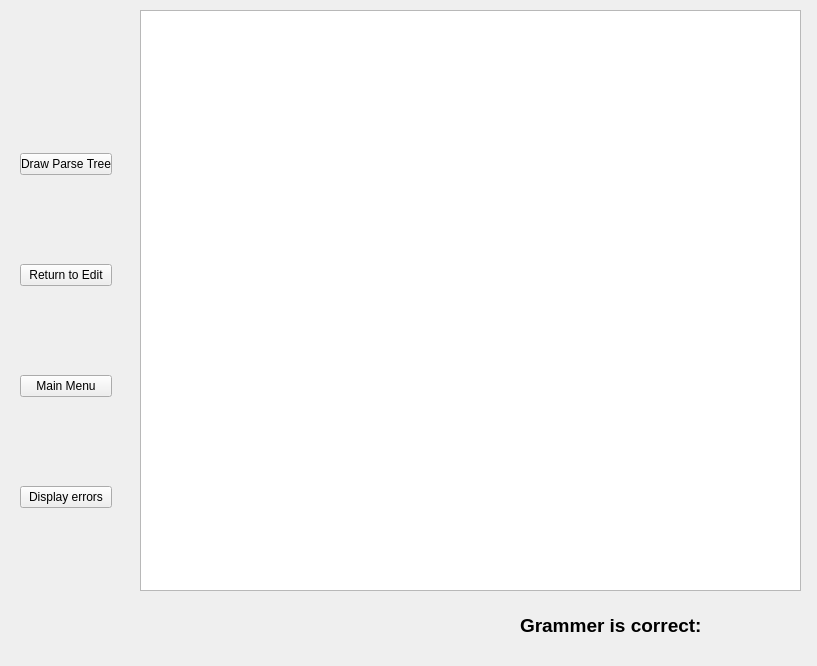
Qt form SCFTL/compiler.ui (Ahmedkhalifa1999/TINY-Parser) before a commit.
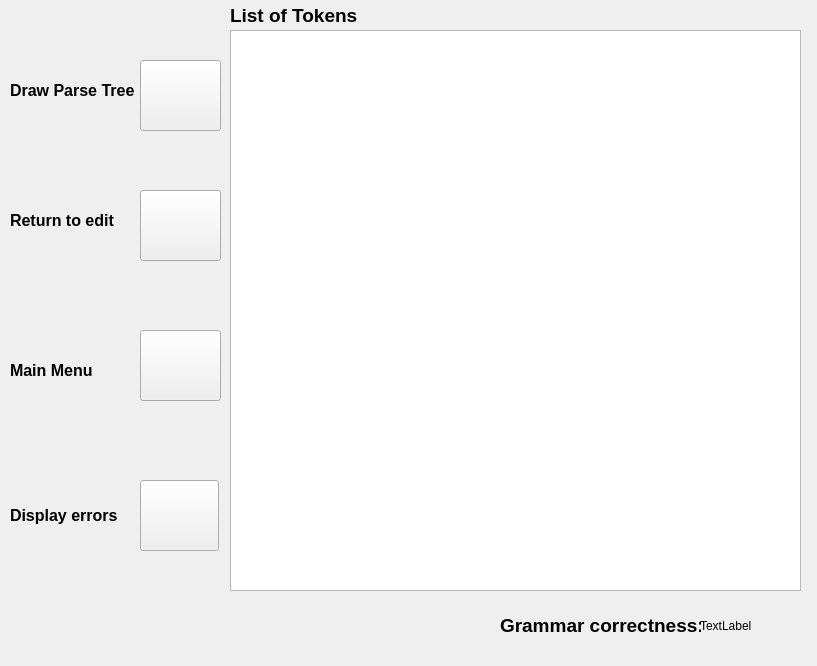
The same form after that commit. Icons and pictures are not drawn.

The edit to the form file:
```diff
--- a/SCFTL/compiler.ui
+++ b/SCFTL/compiler.ui
@@ -16,65 +16,168 @@
   <widget class="QTextEdit" name="TokensWriter">
    <property name="geometry">
     <rect>
-     <x>140</x>
-     <y>10</y>
-     <width>661</width>
-     <height>581</height>
+     <x>230</x>
+     <y>30</y>
+     <width>571</width>
+     <height>561</height>
     </rect>
    </property>
   </widget>
   <widget class="QLabel" name="label">
    <property name="geometry">
     <rect>
-     <x>520</x>
+     <x>500</x>
      <y>610</y>
      <width>201</width>
      <height>31</height>
     </rect>
    </property>
    <property name="text">
-    <string>&lt;html&gt;&lt;head/&gt;&lt;body&gt;&lt;p&gt;&lt;span style=&quot; font-size:14pt; font-weight:700;&quot;&gt;Grammer is correct:&lt;/span&gt;&lt;/p&gt;&lt;/body&gt;&lt;/html&gt;</string>
+    <string>&lt;html&gt;&lt;head/&gt;&lt;body&gt;&lt;p&gt;&lt;span style=&quot; font-size:14pt; font-weight:700;&quot;&gt;Grammar correctness:&lt;/span&gt;&lt;/p&gt;&lt;/body&gt;&lt;/html&gt;</string>
    </property>
   </widget>
-  <widget class="QWidget" name="">
+  <widget class="QLabel" name="grammerlabel">
    <property name="geometry">
     <rect>
-     <x>20</x>
-     <y>70</y>
-     <width>92</width>
-     <height>521</height>
+     <x>700</x>
+     <y>600</y>
+     <width>51</width>
+     <height>51</height>
     </rect>
    </property>
-   <layout class="QVBoxLayout" name="verticalLayout">
-    <item>
-     <widget class="QPushButton" name="pushButton">
-      <property name="text">
-       <string>Draw Parse Tree</string>
-      </property>
-     </widget>
-    </item>
-    <item>
-     <widget class="QPushButton" name="pushButton_2">
-      <property name="text">
-       <string>Return to Edit</string>
-      </property>
-     </widget>
-    </item>
-    <item>
-     <widget class="QPushButton" name="pushButton_3">
-      <property name="text">
-       <string>Main Menu</string>
-      </property>
-     </widget>
-    </item>
-    <item>
-     <widget class="QPushButton" name="pushButton_4">
-      <property name="text">
-       <string>Display errors</string>
-      </property>
-     </widget>
-    </item>
-   </layout>
+   <property name="text">
+    <string>TextLabel</string>
+   </property>
+  </widget>
+  <widget class="QLabel" name="label_2">
+   <property name="geometry">
+    <rect>
+     <x>230</x>
+     <y>0</y>
+     <width>201</width>
+     <height>31</height>
+    </rect>
+   </property>
+   <property name="text">
+    <string>&lt;html&gt;&lt;head/&gt;&lt;body&gt;&lt;p&gt;&lt;span style=&quot; font-size:14pt; font-weight:700;&quot;&gt;List of Tokens&lt;/span&gt;&lt;/p&gt;&lt;/body&gt;&lt;/html&gt;</string>
+   </property>
+  </widget>
+  <widget class="QLabel" name="label_3">
+   <property name="geometry">
+    <rect>
+     <x>10</x>
+     <y>200</y>
+     <width>131</width>
+     <height>41</height>
+    </rect>
+   </property>
+   <property name="text">
+    <string>&lt;html&gt;&lt;head/&gt;&lt;body&gt;&lt;p&gt;&lt;span style=&quot; font-size:12pt; font-weight:700;&quot;&gt;Return to edit&lt;/span&gt;&lt;/p&gt;&lt;/body&gt;&lt;/html&gt;</string>
+   </property>
+  </widget>
+  <widget class="QLabel" name="label_4">
+   <property name="geometry">
+    <rect>
+     <x>10</x>
+     <y>80</y>
+     <width>141</width>
+     <height>21</height>
+    </rect>
+   </property>
+   <property name="text">
+    <string>&lt;html&gt;&lt;head/&gt;&lt;body&gt;&lt;p&gt;&lt;span style=&quot; font-size:12pt; font-weight:700;&quot;&gt;Draw Parse Tree&lt;/span&gt;&lt;/p&gt;&lt;/body&gt;&lt;/html&gt;</string>
+   </property>
+  </widget>
+  <widget class="QLabel" name="label_5">
+   <property name="geometry">
+    <rect>
+     <x>10</x>
+     <y>350</y>
+     <width>101</width>
+     <height>41</height>
+    </rect>
+   </property>
+   <property name="text">
+    <string>&lt;html&gt;&lt;head/&gt;&lt;body&gt;&lt;p&gt;&lt;span style=&quot; font-size:12pt; font-weight:700;&quot;&gt;Main Menu&lt;/span&gt;&lt;/p&gt;&lt;/body&gt;&lt;/html&gt;</string>
+   </property>
+  </widget>
+  <widget class="QLabel" name="label_6">
+   <property name="geometry">
+    <rect>
+     <x>10</x>
+     <y>500</y>
+     <width>111</width>
+     <height>31</height>
+    </rect>
+   </property>
+   <property name="text">
+    <string>&lt;html&gt;&lt;head/&gt;&lt;body&gt;&lt;p&gt;&lt;span style=&quot; font-size:12pt; font-weight:700;&quot;&gt;Display errors&lt;/span&gt;&lt;/p&gt;&lt;/body&gt;&lt;/html&gt;</string>
+   </property>
+  </widget>
+  <widget class="QPushButton" name="MainMenuBTN">
+   <property name="geometry">
+    <rect>
+     <x>140</x>
+     <y>330</y>
+     <width>81</width>
+     <height>71</height>
+    </rect>
+   </property>
+   <property name="styleSheet">
+    <string notr="true">image: url(:/Resources/Resources/SCFTL-logos/Pngtreevector_house_icon_4013710_100x100.png);</string>
+   </property>
+   <property name="text">
+    <string/>
+   </property>
+  </widget>
+  <widget class="QPushButton" name="ParseTreeBTN">
+   <property name="geometry">
+    <rect>
+     <x>140</x>
+     <y>60</y>
+     <width>81</width>
+     <height>71</height>
+    </rect>
+   </property>
+   <property name="styleSheet">
+    <string notr="true">image: url(:/Resources/Resources/SCFTL-logos/Tree.png);</string>
+   </property>
+   <property name="text">
+    <string/>
+   </property>
+  </widget>
+  <widget class="QPushButton" name="ReturnToEditBTN">
+   <property name="geometry">
+    <rect>
+     <x>140</x>
+     <y>190</y>
+     <width>81</width>
+     <height>71</height>
+    </rect>
+   </property>
+   <property name="styleSheet">
+    <string notr="true">
+image: url(:/Resources/Resources/SCFTL-logos/edit.png);</string>
+   </property>
+   <property name="text">
+    <string/>
+   </property>
+  </widget>
+  <widget class="QPushButton" name="DisplayErrorsBTN">
+   <property name="geometry">
+    <rect>
+     <x>140</x>
+     <y>480</y>
+     <width>79</width>
+     <height>71</height>
+    </rect>
+   </property>
+   <property name="styleSheet">
+    <string notr="true">image: url(:/Resources/Resources/SCFTL-logos/error.png);</string>
+   </property>
+   <property name="text">
+    <string/>
+   </property>
   </widget>
  </widget>
  <resources/>
```
